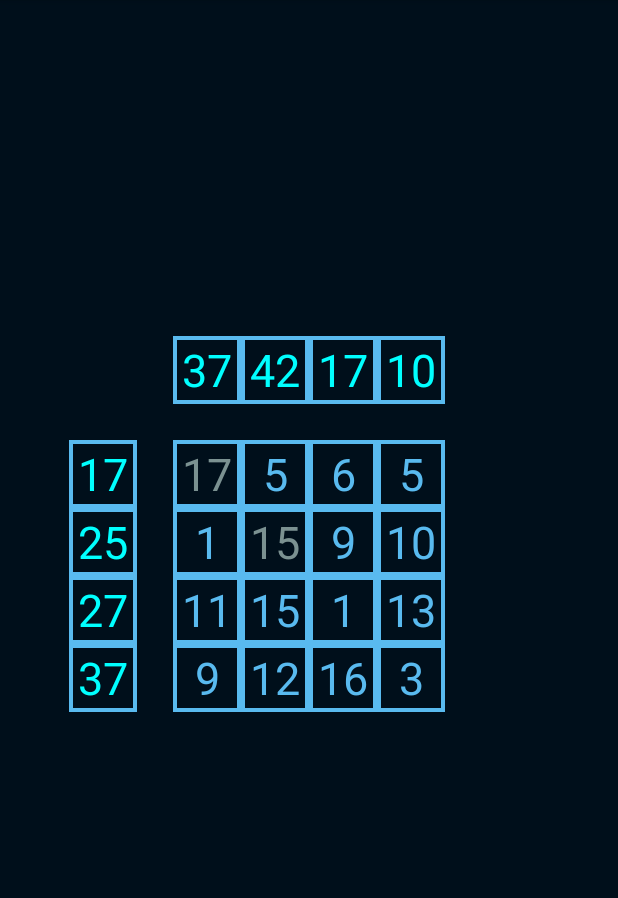
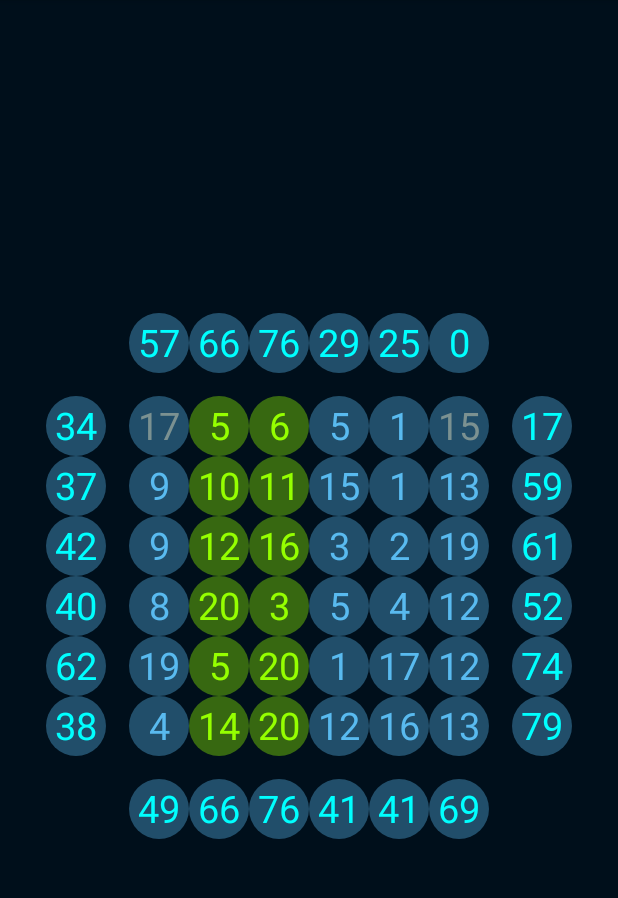
Before and after one commit to noro129/NuMa-Game, an Android app: the screen it shows after launch (PlayGame), after a tap on "15", on a phone screen of 412 x 824 dp, the part 84-982 px from its top. Run offline under Robolectric (Android 15) with nearby library versions, the phone set to English and light mode, and no system bars; 1 other tap on this screen came first.

Commit message:
finished coding game's logic

```diff
--- a/app/src/main/java/com/exemple/numa/NuMa_Matrix.java
+++ b/app/src/main/java/com/exemple/numa/NuMa_Matrix.java
@@ -7,7 +7,7 @@ public class NuMa_Matrix {
     static final int BEGINNER = 4;
     static final int EASY = 6;
     static final int MEDIUM = 8;
-    static final int HARD = 12;
+    static final int HARD = 10;
 
 
     static private ArrayList<ArrayList<Integer>> matrix = new ArrayList<>();
--- a/app/src/main/java/com/exemple/numa/PlayGame.java
+++ b/app/src/main/java/com/exemple/numa/PlayGame.java
@@ -4,12 +4,16 @@ import androidx.appcompat.app.AppCompatActivity;
 import androidx.core.content.ContextCompat;
 
 import android.content.Context;
+import android.content.Intent;
 import android.os.Bundle;
 import android.util.TypedValue;
 import android.view.Gravity;
 import android.view.View;
 import android.widget.LinearLayout;
 import android.widget.TextView;
+import android.widget.Toast;
+
+import org.w3c.dom.Text;
 
 import java.util.ArrayList;
 
@@ -20,7 +24,7 @@ public class PlayGame extends AppCompatActivity {
     int numWidthHeight,numTextSizeInSp;
 
     int levelChosen;
-    LinearLayout columnsResults,rowsResults,matrixToFill;
+    LinearLayout columnsResults,rowsResults,matrixToFill,columnsResultsCurrent,rowsResultsCurrent;
 
     ArrayList<Integer> columns_results,rows_results;
     ArrayList<ArrayList<Integer>> matrix,solution_matrix,removed_numbers;
@@ -30,10 +34,20 @@ public class PlayGame extends AppCompatActivity {
         setContentView(R.layout.activity_play_game);
 
 
-        levelChosen = NuMa_Matrix.BEGINNER;
-        if(levelChosen==4){
+
+        levelChosen = NuMa_Matrix.EASY;
+        if (levelChosen==NuMa_Matrix.BEGINNER){
             numWidthHeight=45;
             numTextSizeInSp=30;
+        } else if (levelChosen==NuMa_Matrix.EASY){
+            numWidthHeight=40;
+            numTextSizeInSp=25;
+        } else if (levelChosen==NuMa_Matrix.MEDIUM){
+            numWidthHeight=35;
+            numTextSizeInSp=20;
+        } else if (levelChosen==NuMa_Matrix.HARD) {
+            numWidthHeight=30;
+            numTextSizeInSp=20;
         }
 
         removed_numbers = new ArrayList<>();
@@ -54,42 +68,82 @@ public class PlayGame extends AppCompatActivity {
         columnsResults = findViewById(R.id.columnsResults);
         rowsResults = findViewById(R.id.rowsResults);
         matrixToFill = findViewById(R.id.matrixToFill);
+        columnsResultsCurrent = findViewById(R.id.columnsResultsCurrent);
+        rowsResultsCurrent = findViewById(R.id.rowsResultsCurrent);
 
         for(Integer i : columns_results){
             num = new TextView(this);
-            num.setText(String.valueOf(i));
-            textViewModifsOnNum(2,2);
+            textViewModifsOnNum(num,String.valueOf(i),2);
             columnsResults.addView(num);
         }
 
         for(Integer i : rows_results){
             num = new TextView(this);
-            num.setText(String.valueOf(i));
-            textViewModifsOnNum(2,2);
+            textViewModifsOnNum(num,String.valueOf(i),2);
             rowsResults.addView(num);
         }
 
         for(int i=0 ; i<levelChosen ; i++){
+            TextView row_sum = new TextView(this);
+            int sum = 0;
             ArrayList<Integer> row = matrix.get(i);
             int j=0;
             LinearLayout aRow = new LinearLayout(this);
             aRow.setOrientation(LinearLayout.HORIZONTAL);
             for(Integer in : row){
+                sum+=in;
                 num = new TextView(this);
-                num.setText(String.valueOf(in));
-                textViewModifsOnNum(1,1);
+                textViewModifsOnNum(num,String.valueOf(in),1);
                 setNumClickabale(this,num,i,j);
                 aRow.addView(num);
                 j++;
             }
+            textViewModifsOnNum(row_sum,""+sum,2);
+            rowsResultsCurrent.addView(row_sum);
             matrixToFill.addView(aRow);
+        }
+
+        for(int j =0 ; j<levelChosen ; j++){
+            TextView column_sum = new TextView(this);
+            int sum = 0;
+            for (ArrayList<Integer> row : matrix){
+                sum+=row.get(j);
+            }
+            textViewModifsOnNum(column_sum, ""+sum,2);
+            columnsResultsCurrent.addView(column_sum);
+        }
+
+        for(int i=0 ; i<levelChosen ; i++){
+            if(checkForRow(i)){
+                trueForRow(i);
+                if(checkGameFinished()){
+                    gameFinished();
+                }
+            }else{
+                wrongForRow(i);
+            }
+        }
+        for(int j=0 ; j<levelChosen ; j++){
+            if(checkForColumn(j)){
+                trueForColumn(j);
+                if(checkGameFinished()){
+                    gameFinished();
+                }
+            }else{
+                wrongForColumn(j);
+            }
         }
 
     }
 
-    public void textViewModifsOnNum(int color_option, int back_option){
+    public void textViewModifsOnNum(TextView num,String text,int color_option){
+        num.setText(text);
         num.setId(View.generateViewId());
-        num.setTextSize(TypedValue.COMPLEX_UNIT_SP, numTextSizeInSp);
+        if(text.length()<=2){
+            num.setTextSize(TypedValue.COMPLEX_UNIT_SP, numTextSizeInSp);
+        }else{
+            num.setTextSize(TypedValue.COMPLEX_UNIT_SP, numTextSizeInSp-5);
+        }
         num.setTextAlignment(View.TEXT_ALIGNMENT_CENTER);
         num.setGravity(Gravity.CENTER);
         LinearLayout.LayoutParams layoutParams = new LinearLayout.LayoutParams(dpToPx(numWidthHeight), dpToPx(numWidthHeight));
@@ -99,12 +153,7 @@ public class PlayGame extends AppCompatActivity {
         }else{
             num.setTextColor(ContextCompat.getColor(this,R.color.foreground2));
         }
-        if(back_option==1){
-            num.setBackgroundResource(R.drawable.single_node);
-        }else{
-            num.setBackgroundResource(R.drawable.single_node);
-        }
-
+        num.setBackgroundResource(R.drawable.single_node);
     }
 
     public void setNumClickabale(Context context,TextView numb,int i,int j){
@@ -112,19 +161,168 @@ public class PlayGame extends AppCompatActivity {
         numb.setOnClickListener(new View.OnClickListener() {
             @Override
             public void onClick(View view) {
+                TextView rowT = (TextView)rowsResultsCurrent.getChildAt(i);
+                TextView columnT = (TextView)columnsResultsCurrent.getChildAt(j);
                 if(removed_numbers.get(i).get(j)==0){
                     numb.setTextColor(ContextCompat.getColor(context,R.color.foreground3));
+                    rowT.setText((stringToInt(rowT.getText().toString())-matrix.get(i).get(j))+"");
+                    columnT.setText((stringToInt(columnT.getText().toString())-matrix.get(i).get(j))+"");
                     removed_numbers.get(i).set(j,1);
                 }else{
+                    rowT.setText((stringToInt(rowT.getText().toString())+matrix.get(i).get(j))+"");
+                    columnT.setText((stringToInt(columnT.getText().toString())+matrix.get(i).get(j))+"");
                     numb.setTextColor(ContextCompat.getColor(context,R.color.foreground1));
                     removed_numbers.get(i).set(j,0);
                 }
-
+                if(checkForRow(i)){
+                    trueForRow(i);
+                    if(checkGameFinished()){
+                        gameFinished();
+                    }
+                }else{
+                    wrongForRow(i);
+                }
+                if(checkForColumn(j)){
+                    trueForColumn(j);
+                    if(checkGameFinished()){
+                        gameFinished();
+                    }
+                }else{
+                    wrongForColumn(j);
+                }
             }
         });
+    }
+
+    public boolean checkForRow(int row){
+        TextView txt = (TextView) rowsResultsCurrent.getChildAt(row);
+        TextView eqlText = (TextView) rowsResults.getChildAt(row);
+        if(txt.getText().toString().equals(eqlText.getText().toString())){
+            return true;
+        }
+        return false;
+    }
+    public void trueForRow(int row){
+        LinearLayout ll = (LinearLayout) matrixToFill.getChildAt(row);
+        for(int i = 0 ; i<levelChosen ; i++){
+            ((TextView)ll.getChildAt(i)).setBackgroundResource(R.drawable.single_node2);
+            if(removed_numbers.get(row).get(i)==1){
+                ((TextView)ll.getChildAt(i)).setTextColor(ContextCompat.getColor(this,R.color.foreground3));
+            }else{
+                ((TextView)ll.getChildAt(i)).setTextColor(ContextCompat.getColor(this,R.color.foreground4));
+            }
+        }
+    }
+    public void wrongForRow(int row){
+        LinearLayout ll = (LinearLayout) matrixToFill.getChildAt(row);
+        for(int i = 0 ; i<levelChosen ; i++){
+            if(checkForColumn(i)){
+               continue;
+            }
+            ((TextView)ll.getChildAt(i)).setBackgroundResource(R.drawable.single_node);
+            if(removed_numbers.get(row).get(i)==1){
+                ((TextView)ll.getChildAt(i)).setTextColor(ContextCompat.getColor(this,R.color.foreground3));
+            }else{
+                ((TextView)ll.getChildAt(i)).setTextColor(ContextCompat.getColor(this,R.color.foreground1));
+            }
+        }
+    }
+    public boolean checkForColumn(int column){
+        TextView txt = (TextView) columnsResultsCurrent.getChildAt(column);
+        TextView eqlText = (TextView) columnsResults.getChildAt(column);
+        if(txt.getText().toString().equals(eqlText.getText().toString())){
+            return true;
+        }
+        return false;
+    }
+    public void trueForColumn(int column){
+        for(int i = 0 ; i<levelChosen ; i++){
+            LinearLayout ll = (LinearLayout) matrixToFill.getChildAt(i);
+            ((TextView)ll.getChildAt(column)).setBackgroundResource(R.drawable.single_node2);
+            if(removed_numbers.get(i).get(column)==1){
+                ((TextView)ll.getChildAt(column)).setTextColor(ContextCompat.getColor(this,R.color.foreground3));
+            }else{
+                ((TextView)ll.getChildAt(column)).setTextColor(ContextCompat.getColor(this,R.color.foreground4));
+            }
+        }
+    }
+    public void wrongForColumn(int column){
+        for(int i = 0 ; i<levelChosen ; i++){
+            LinearLayout ll = (LinearLayout) matrixToFill.getChildAt(i);
+            if(checkForRow(i)){
+                continue;
+            }
+            ((TextView)ll.getChildAt(column)).setBackgroundResource(R.drawable.single_node);
+            if(removed_numbers.get(i).get(column)==1){
+                ((TextView)ll.getChildAt(column)).setTextColor(ContextCompat.getColor(this,R.color.foreground3));
+            }else{
+                ((TextView)ll.getChildAt(column)).setTextColor(ContextCompat.getColor(this,R.color.foreground1));
+            }
+        }
     }
     public int dpToPx(int dp) {
         float scale = getResources().getDisplayMetrics().density;
         return (int) (dp * scale + 0.5f);
     }
+
+    public int stringToInt(String str){
+        int integer = 0;
+        for(int i = 0 ; i<str.length() ; i++){
+            switch(str.charAt(i)){
+                case '0' :
+                    integer = integer*10;
+                    break;
+                case '1' :
+                    integer = integer*10 + 1;
+                    break;
+                case '2' :
+                    integer = integer*10 + 2;
+                    break;
+                case '3' :
+                    integer = integer*10 + 3;
+                    break;
+                case '4' :
+                    integer = integer*10 + 4;
+                    break;
+                case '5' :
+                    integer = integer*10 + 5;
+                    break;
+                case '6' :
+                    integer = integer*10 + 6;
+                    break;
+                case '7' :
+                    integer = integer*10 + 7;
+                    break;
+                case '8' :
+                    integer = integer*10 + 8;
+                    break;
+                case '9' :
+                    integer = integer*10 + 9;
+                    break;
+            }
+        }
+        return integer;
+    }
+
+    public boolean checkGameFinished(){
+        for(int i=0 ; i<levelChosen ; i++){
+            TextView txt = (TextView) rowsResultsCurrent.getChildAt(i);
+            TextView eqlText = (TextView) rowsResults.getChildAt(i);
+            if(!(txt.getText().toString().equals(eqlText.getText().toString()))){
+                return false;
+            }
+        }
+        for(int i=0 ; i<levelChosen ; i++){
+            TextView txt = (TextView) columnsResultsCurrent.getChildAt(i);
+            TextView eqlText = (TextView) columnsResults.getChildAt(i);
+            if(!(txt.getText().toString().equals(eqlText.getText().toString()))){
+                return false;
+            }
+        }
+        return true;
+    }
+
+    public void gameFinished(){
+        finish();
+    }
 }
--- a/app/src/main/res/drawable/single_node.xml
+++ b/app/src/main/res/drawable/single_node.xml
@@ -1,27 +1,11 @@
 <?xml version="1.0" encoding="utf-8"?>
 <layer-list xmlns:android="http://schemas.android.com/apk/res/android">
-       <item android:top="1px">
-              <shape android:shape="rectangle">
-                     <stroke android:width="2dp"
-                         android:color="@color/foreground1"/>
-              </shape>
-       </item>
-       <item android:left="1px">
-              <shape android:shape="rectangle">
-                     <stroke android:width="2dp"
-                         android:color="@color/foreground1"/>
-              </shape>
-       </item>
-       <item android:right="1px">
-              <shape android:shape="rectangle">
-                     <stroke android:width="2dp"
-                         android:color="@color/foreground1"/>
-              </shape>
-       </item>
-       <item android:bottom="1px">
-              <shape android:shape="rectangle">
-                     <stroke android:width="2dp"
-                         android:color="@color/foreground1"/>
+       <item android:top="0px"
+           android:bottom="0px"
+           android:left="0px"
+           android:right="0px">
+              <shape android:shape="oval">
+                     <solid android:color="@color/foreground1Alpha"/>
               </shape>
        </item>
 
--- /dev/null
+++ b/app/src/main/res/drawable/single_node2.xml
@@ -0,0 +1,11 @@
+<?xml version="1.0" encoding="utf-8"?>
+<layer-list xmlns:android="http://schemas.android.com/apk/res/android">
+    <item android:top="0px"
+        android:bottom="0px"
+        android:left="0px"
+        android:right="0px">
+        <shape android:shape="oval">
+            <solid android:color="@color/foreground4Alpha"/>
+        </shape>
+    </item>
+</layer-list>
--- a/app/src/main/res/layout/activity_play_game.xml
+++ b/app/src/main/res/layout/activity_play_game.xml
@@ -11,7 +11,7 @@
         android:id="@+id/columnsResults"
         android:layout_width="wrap_content"
         android:layout_height="wrap_content"
-        android:layout_marginBottom="24dp"
+        android:layout_marginBottom="15dp"
         android:orientation="horizontal"
         app:layout_constraintBottom_toTopOf="@+id/matrixToFill"
         app:layout_constraintEnd_toEndOf="@+id/matrixToFill"
@@ -21,18 +21,43 @@
 
     </LinearLayout>
 
-
     <LinearLayout
         android:id="@+id/rowsResults"
         android:layout_width="wrap_content"
         android:layout_height="wrap_content"
-        android:layout_marginEnd="24dp"
+        android:layout_marginEnd="15dp"
         android:orientation="vertical"
         app:layout_constraintBottom_toBottomOf="@+id/matrixToFill"
         app:layout_constraintEnd_toStartOf="@+id/matrixToFill"
         app:layout_constraintTop_toTopOf="@+id/matrixToFill"
         app:layout_constraintVertical_bias="0.494">
 
+
+    </LinearLayout>
+
+    <LinearLayout
+        android:id="@+id/columnsResultsCurrent"
+        android:layout_width="wrap_content"
+        android:layout_height="wrap_content"
+        android:layout_marginTop="15dp"
+        android:orientation="horizontal"
+        app:layout_constraintEnd_toEndOf="@+id/matrixToFill"
+        app:layout_constraintHorizontal_bias="0.488"
+        app:layout_constraintStart_toStartOf="@+id/matrixToFill"
+        app:layout_constraintTop_toBottomOf="@+id/matrixToFill">
+
+    </LinearLayout>
+
+    <LinearLayout
+        android:id="@+id/rowsResultsCurrent"
+        android:layout_width="wrap_content"
+        android:layout_height="wrap_content"
+        android:layout_marginStart="15dp"
+        android:orientation="vertical"
+        app:layout_constraintBottom_toTopOf="@+id/columnsResultsCurrent"
+        app:layout_constraintStart_toEndOf="@+id/matrixToFill"
+        app:layout_constraintTop_toBottomOf="@+id/columnsResults"
+        app:layout_constraintVertical_bias="0.493">
 
     </LinearLayout>
 
--- a/app/src/main/res/values/colors.xml
+++ b/app/src/main/res/values/colors.xml
@@ -9,6 +9,9 @@
     <color name="white">#FFFFFFFF</color>
     <color name="background1">#000F1B</color>
     <color name="foreground1">#59BAEF</color>
+    <color name="foreground1Alpha">#5f59BAEF</color>
     <color name="foreground2">#00FFFF</color>
     <color name="foreground3">#7B9191</color>
+    <color name="foreground4">#95FF00</color>
+    <color name="foreground4Alpha">#5f95FF00</color>
 </resources>
```
